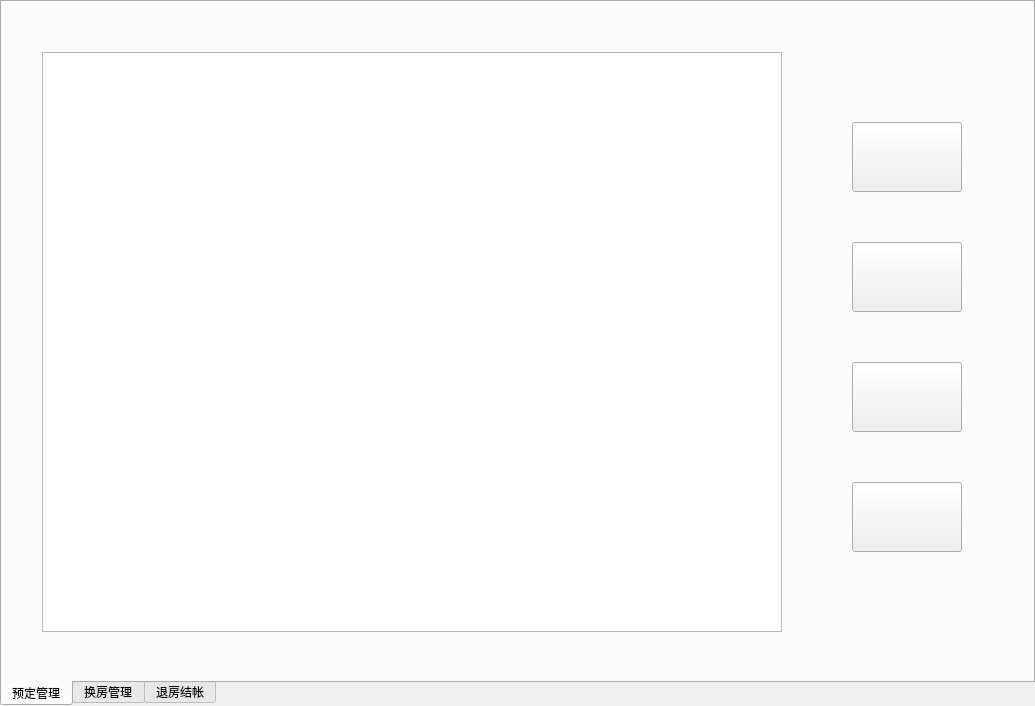
st2eam/-Rookie-mutual-carry, file Hotel_management_System/guest_management.ui: the form before one commit.
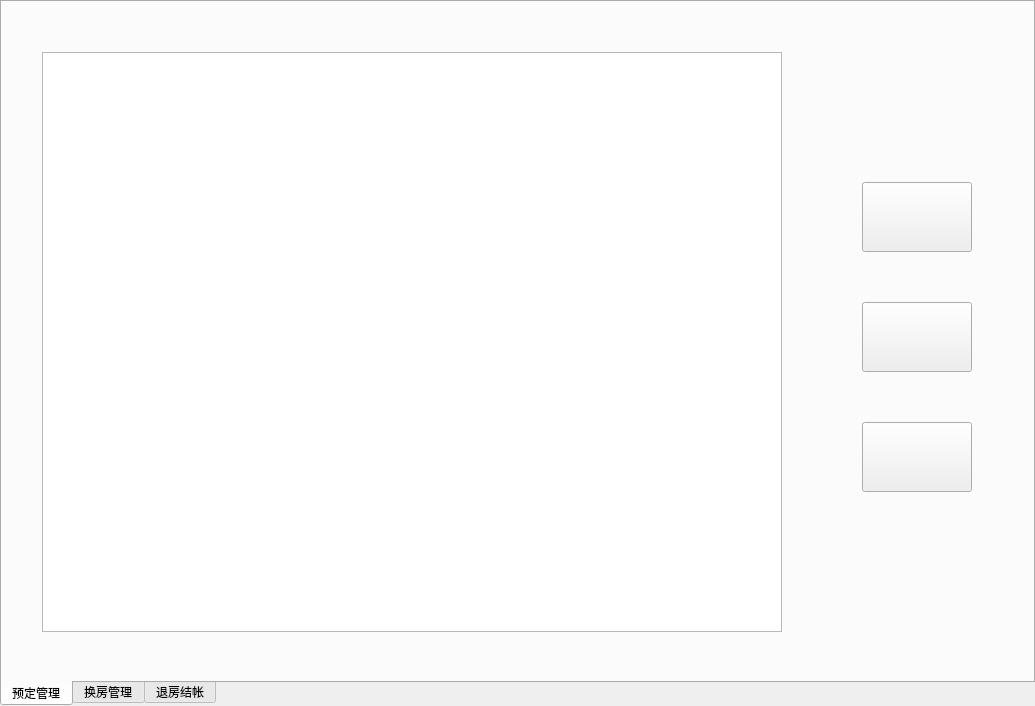
The form after the commit.

What changed in the file:
```diff
--- a/Hotel_management_System/guest_management.ui
+++ b/Hotel_management_System/guest_management.ui
@@ -35,24 +35,11 @@
     <attribute name="title">
      <string>预定管理</string>
     </attribute>
-    <widget class="QPushButton" name="pushButton_7">
-     <property name="geometry">
-      <rect>
-       <x>850</x>
-       <y>120</y>
-       <width>110</width>
-       <height>70</height>
-      </rect>
-     </property>
-     <property name="text">
-      <string/>
-     </property>
-    </widget>
     <widget class="QPushButton" name="pushButton_8">
      <property name="geometry">
       <rect>
-       <x>850</x>
-       <y>360</y>
+       <x>860</x>
+       <y>300</y>
        <width>110</width>
        <height>70</height>
       </rect>
@@ -64,8 +51,8 @@
     <widget class="QPushButton" name="pushButton_9">
      <property name="geometry">
       <rect>
-       <x>850</x>
-       <y>240</y>
+       <x>860</x>
+       <y>180</y>
        <width>110</width>
        <height>70</height>
       </rect>
@@ -87,8 +74,8 @@
     <widget class="QPushButton" name="pushButton_13">
      <property name="geometry">
       <rect>
-       <x>850</x>
-       <y>480</y>
+       <x>860</x>
+       <y>420</y>
        <width>110</width>
        <height>70</height>
       </rect>
```
